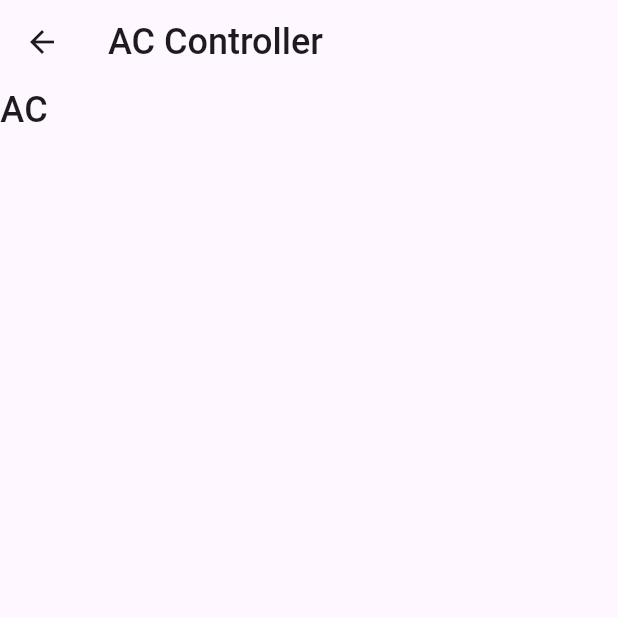
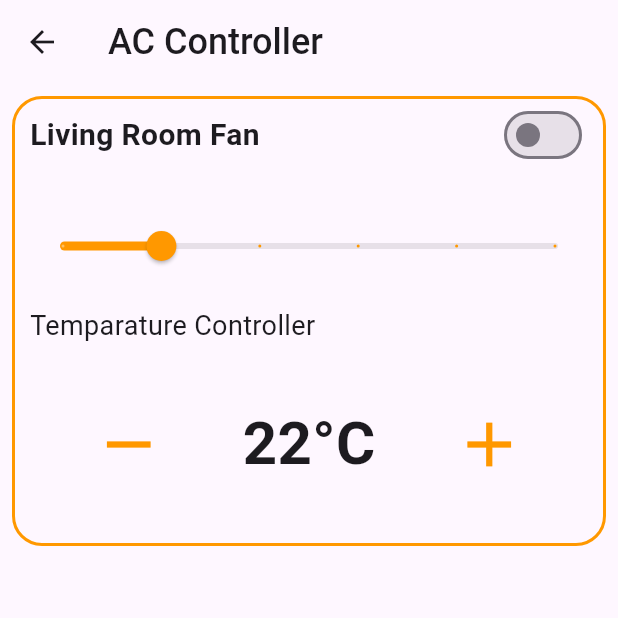
Before and after one commit to akashm936/home_appliances_app, a Flutter app: the AcScreen screen opened directly, on a phone screen of 412 x 824 dp, the top half of it. Run offline on Flutter 3.47's test engine with Material 3 defaults, Android fonts, the light colour scheme and no system bars; our stand-ins replace syncfusion_flutter_sliders.

Commit message:
New page for Ac Controller are completed

```diff
--- a/lib/ac_screen.dart
+++ b/lib/ac_screen.dart
@@ -1,15 +1,112 @@
 import 'package:flutter/cupertino.dart';
 import 'package:flutter/material.dart';
+import 'package:syncfusion_flutter_sliders/sliders.dart';
 
-class AcScreen extends StatelessWidget{
+class AcScreen extends StatefulWidget{
+  @override
+  State<AcScreen> createState() => _AcScreenState();
+}
+
+class _AcScreenState extends State<AcScreen> {
+
+  double _value1 = 1;
+  bool isSwitch4 = false;
+  int temp = 22;
+
   @override
   Widget build(BuildContext context) {
     return Scaffold(
       appBar: AppBar(
         title: Text("AC Controller",style: TextStyle(fontSize: 24, fontWeight: FontWeight.w500)),
       ),
-      body: Text("AC", style: TextStyle(fontSize: 24, fontWeight: FontWeight.w500),),
+      body: Padding(
+        padding: const EdgeInsets.all(8.0),
+        child: Column(
+          children: [
+            Container(
+              width: double.infinity,
+              height: 300,
+              decoration: BoxDecoration(
+                // color: Colors.lightGreenAccent,
+                  borderRadius: BorderRadius.circular(20),
+                  border: Border.all(
+                    color: Colors.orange,
+                    width: 2,
+                  )
+              ),
+              child: Column(
+                crossAxisAlignment: CrossAxisAlignment.start,
+                children: [
+                  Padding(
+                    padding: const EdgeInsets.only(left: 10.0, right: 10.0),
+                    child: Row(
+                      mainAxisAlignment: MainAxisAlignment.spaceBetween,
+                      children: [
+                        Text("Living Room Fan",style: TextStyle(fontSize: 20, fontWeight: FontWeight.bold),),
+                        Switch(
+                            value: isSwitch4,
+                            activeColor: Colors.orange,
+                            onChanged: (value){
+                              setState(() {
+                                isSwitch4 = value;
+                                isSwitch4!=true ? print("Switch is off"): print("Switch is on");
+                              });
+                            })
+                      ],
+                    ),
+                  ),
+                  // SfSlider(value: value, onChanged: onChanged)
+                  Slider(
+                    padding: EdgeInsets.only(top: 40, bottom: 30, left: 30, right: 30),
+                    min: 0,
+                      max: 5,
+                      divisions: 5,
+                      activeColor: Colors.orange,
+                      label: '${_value1.round().toString()}',
+                      value: _value1, onChanged: (value){
+                    _value1 = value;
+                    setState(() {
+
+                    });
+
+                  }),
+                  Padding(
+                    padding: const EdgeInsets.only(left: 10.0),
+                    child: Text("Temparature Controller", style: TextStyle(fontSize: 18),),
+                  ),
+                  Expanded(
+                    child: Container(
+                      child: Row(
+                        mainAxisAlignment: MainAxisAlignment.spaceEvenly,
+                        crossAxisAlignment: CrossAxisAlignment.center,
+                        children: [
+                          InkWell(
+                            onTap: (){
+                              setState(() {
+                                if(temp > 15)
+                                  temp--;
+                              });
+                            },
+                              child: Icon(Icons.remove, size: 50, color: Colors.orange,)),
+                          Text('$temp\u00B0C',style: TextStyle(fontSize: 40,fontWeight: FontWeight.bold),),
+                          InkWell(
+                            onTap: (){
+                              setState(() {
+                                if(temp < 30)
+                                  temp++;
+                              });
+                            },
+                              child: Icon(Icons.add,size: 50,color: Colors.orange,))
+                        ],
+                      ),
+                    ),
+                  ),
+                ],
+              ),
+            ),
+          ],
+        ),
+      ),
     );
   }
-
 }
--- a/pubspec.yaml
+++ b/pubspec.yaml
@@ -47,6 +47,7 @@ dev_dependencies:
   # package. See that file for information about deactivating specific lint
   # rules and activating additional ones.
   flutter_lints: ^5.0.0
+  syncfusion_flutter_sliders: ^29.1.39
 
 # For information on the generic Dart part of this file, see the
 # following page: https://dart.dev/tools/pub/pubspec
```
Also changed, not shown: pubspec.lock.
